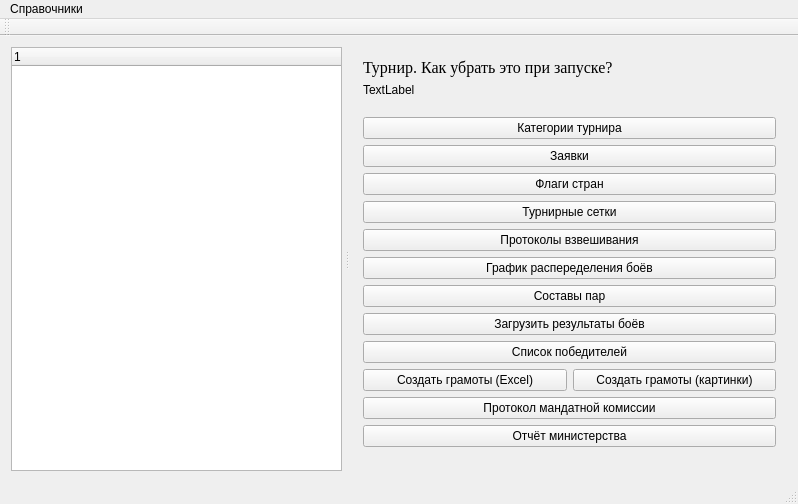
BarsukAlexey/xelarogi, file TournamentManager/mainwindow.ui: the form before one commit.
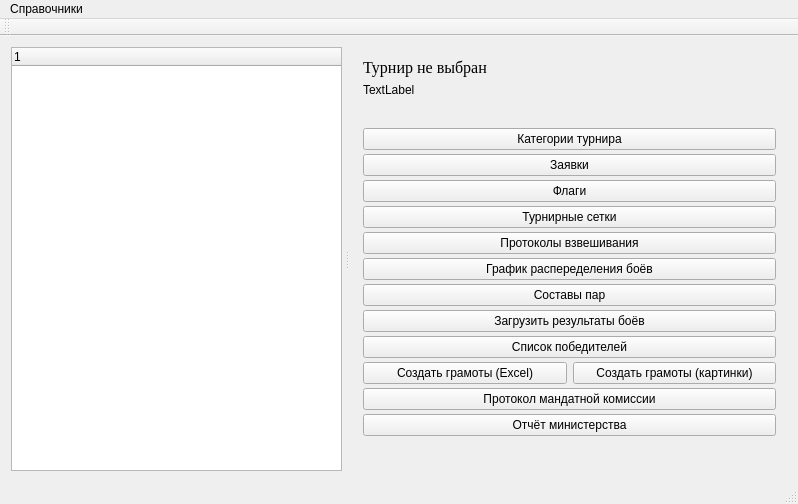
The form after the commit. The open tabs and pages were chosen to show the change.

Commit message: справочник с флагами стран ушел в небытиё. Теперь флаги настраиваются в панели управления турниром (только для текущего турнира). Флаги для стран, регионов, населенных пунктов и клубов

The edit to the form file:
```diff
--- a/TournamentManager/mainwindow.ui
+++ b/TournamentManager/mainwindow.ui
@@ -182,7 +182,7 @@
             </font>
            </property>
            <property name="text">
-            <string>Турнир. Как убрать это при запуске?</string>
+            <string>Турнир не выбран</string>
            </property>
            <property name="wordWrap">
             <bool>true</bool>
@@ -201,6 +201,9 @@
          </item>
          <item row="2" column="0">
           <layout class="QVBoxLayout" name="verticalLayout">
+           <property name="spacing">
+            <number>4</number>
+           </property>
            <item>
             <spacer name="verticalSpacer_2">
              <property name="orientation">
@@ -219,6 +222,9 @@
              <property name="text">
               <string>Категории турнира</string>
              </property>
+             <property name="flat">
+              <bool>false</bool>
+             </property>
             </widget>
            </item>
            <item>
@@ -243,7 +249,7 @@
            <item>
             <widget class="QPushButton" name="pushButton_Flag">
              <property name="text">
-              <string>Флаги стран</string>
+              <string>Флаги</string>
              </property>
             </widget>
            </item>
```
Left out of the diff: 4 changed lines with no effect on the pictures. The commit also changes 8 other files.
